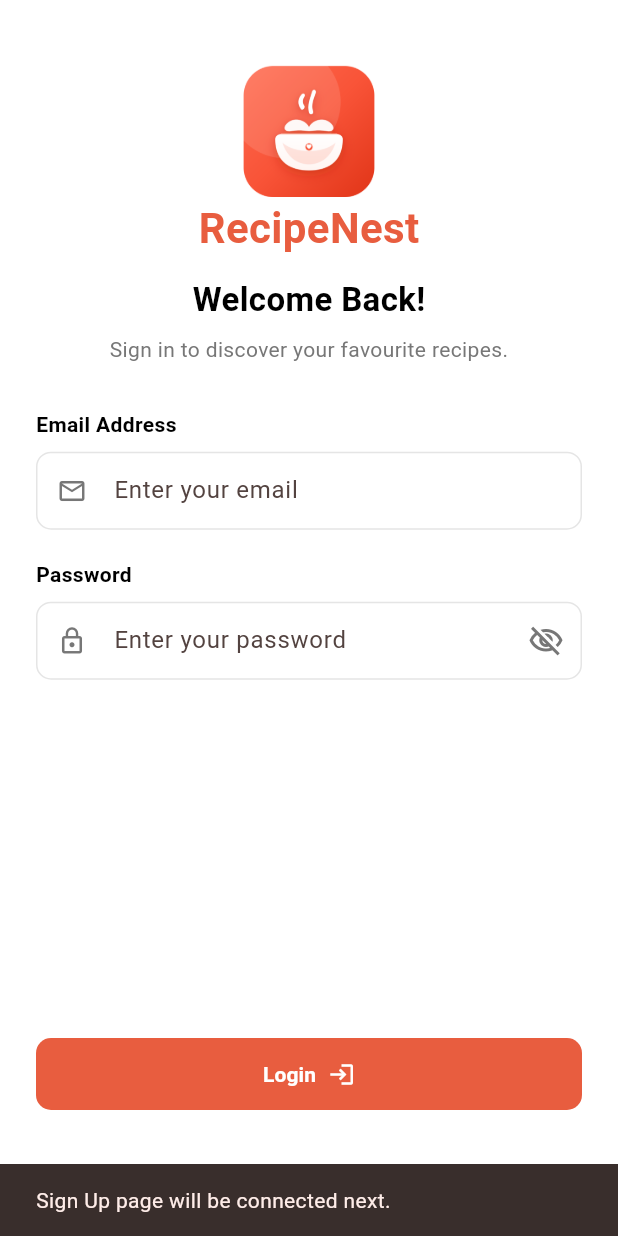
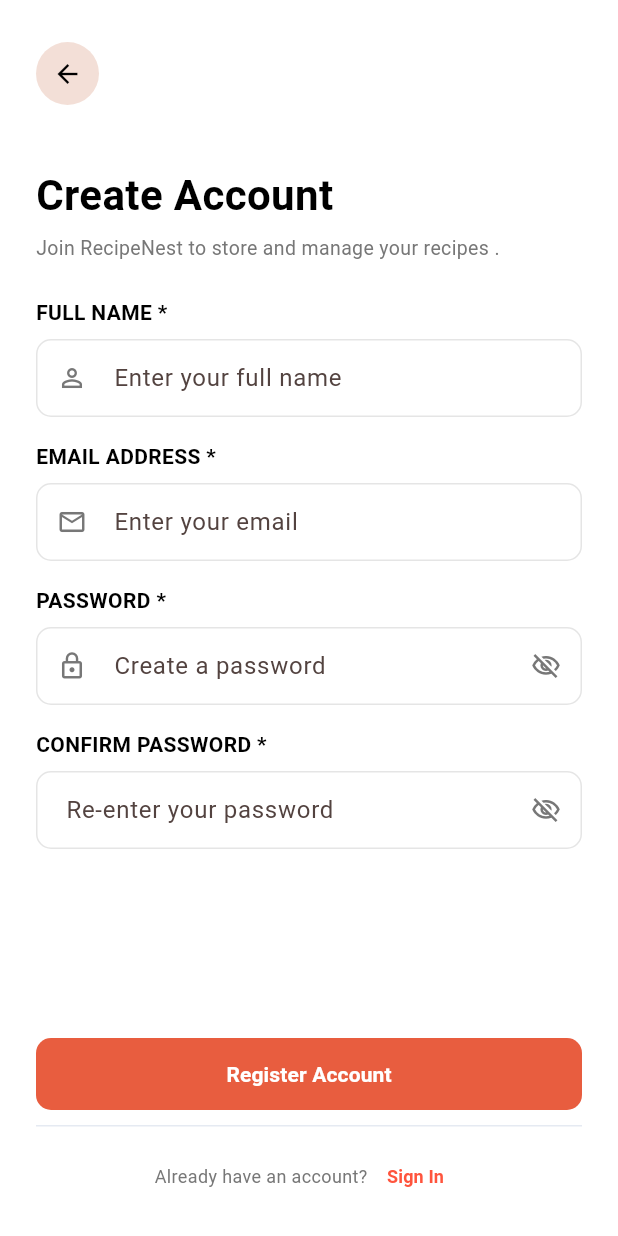
Before and after one commit to rihana25fathima-tech/Recipenest, a Flutter app: the screen it shows after launch, after a tap on "Sign Up", on a phone screen of 412 x 824 dp. Run offline on Flutter 3.47's test engine with Material 3 defaults, Android fonts, the phone set to English and light mode, and no system bars; Roboto replaces fonts that are missing (Poppins).

Commit message:
completed signpage

```diff
--- a/lib/routes/app_routes.dart
+++ b/lib/routes/app_routes.dart
@@ -1,14 +1,16 @@
 import 'package:flutter/cupertino.dart';
 import 'package:recipe_next/views/auth/login_scren.dart';
+import 'package:recipe_next/views/auth/sign_screen.dart';
 import 'package:recipe_next/views/splash/splashscreen.dart';
 
 class AppRoutes {
     static String splash = '/';
     static String login = '/login';
-
+   static String signup = '/signup';
 
     static Map<String,WidgetBuilder>routes = {
         splash:(context) =>  Splashscreen(),
         login:(context) => LoginScren(),
+        signup:(context) => SignScreen(),
     };
 }
--- a/lib/views/auth/login_scren.dart
+++ b/lib/views/auth/login_scren.dart
@@ -1,4 +1,5 @@
 import 'package:flutter/material.dart';
+import 'package:recipe_next/routes/app_routes.dart';
 import 'package:recipe_next/theme/app_colors.dart';
 import 'package:recipe_next/widget/custom_button.dart';
 import 'package:recipe_next/widget/custom_text_field.dart';
@@ -179,24 +180,16 @@ class _LoginScrenState extends State<LoginScren> {
                           ),
                           TextButton(
                             onPressed: () {
-                              ScaffoldMessenger.of(context).showSnackBar(
-                                SnackBar(
-                                  content: Text(
-                                    'Sign Up page will be connected next.',
-                                  ),
-                                ),
-                              );
+                              Navigator.pushNamed(context, AppRoutes.signup);
                             },
                             child: Text(
                               'Sign Up',
-
                               style: TextStyle(
                                 color: AppColors.primary,
                                 fontWeight: FontWeight.bold,
                                 fontSize: 14,
                               ),
                             ),
-
                           ),
                         ],
                       ),
--- a/lib/views/auth/sign_screen.dart
+++ b/lib/views/auth/sign_screen.dart
@@ -0,0 +1,245 @@
+import 'package:flutter/material.dart';
+import 'package:recipe_next/routes/app_routes.dart';
+import 'package:recipe_next/theme/app_colors.dart';
+import 'package:recipe_next/widget/custom_button.dart';
+import 'package:recipe_next/widget/custom_text_field.dart';
+
+class SignScreen extends StatefulWidget {
+  const new({super.key});
+
+  @override
+  State<SignScreen> createState() => _SignScreenState();
+}
+
+class _SignScreenState extends State<SignScreen> {
+  TextEditingController nameController = TextEditingController();
+  TextEditingController emailController = TextEditingController();
+  TextEditingController passwordController = TextEditingController();
+  TextEditingController confirmPasswordController = TextEditingController();
+
+  bool isPasswordVisible = false;
+  bool isConfirmPasswordVisible = false;
+
+  @override
+  Widget build(BuildContext context) {
+    return Scaffold(
+      backgroundColor: AppColors.background,
+      body: SafeArea(
+        child: LayoutBuilder(
+          builder: (context, constraints) {
+            return SingleChildScrollView(
+              padding: EdgeInsets.symmetric(horizontal: 24, vertical: 8),
+              child: ConstrainedBox(
+                constraints: BoxConstraints(
+                  minHeight: constraints.maxHeight - 24,
+                ),
+                child: IntrinsicHeight(
+                  child: Column(
+                    crossAxisAlignment: CrossAxisAlignment.start,
+                    children: [
+                      SizedBox(height: 20),
+                      // Back Arrow
+                      Container(
+                        height: 42,
+                        width: 42,
+                        decoration: BoxDecoration(
+                          color: Color(0xFFF3DFD7),
+                          borderRadius: BorderRadius.circular(50),
+                        ),
+                        child: IconButton(
+                          onPressed: () {
+                            Navigator.pop(context);
+                          },
+                          icon: Icon(
+                            Icons.arrow_back,
+                            size: 20,
+                            color: AppColors.text1,
+                          ),
+                        ),
+                      ),
+                      SizedBox(height: 40),
+
+                      // Create Account heading
+                      Text(
+                        'Create Account',
+                        style: TextStyle(
+                          fontSize: 28,
+                          fontWeight: FontWeight.bold,
+                          color: AppColors.text1,
+                        ),
+                      ),
+                      SizedBox(height: 6),
+
+                      // Subtitle
+                      Text(
+                        'Join RecipeNest to store and manage your recipes .',
+                        style: TextStyle(
+                          fontSize: 13,
+                          height: 1.5,
+                          color: AppColors.textsec,
+                        ),
+                      ),
+                      SizedBox(height: 22),
+
+                      // Full Name
+                      Text(
+                        'FULL NAME *',
+                        style: TextStyle(
+                          fontSize: 14,
+                          fontWeight: FontWeight.w600,
+                          color: AppColors.text1,
+                        ),
+                      ),
+                      SizedBox(height: 8),
+
+                      CustomTextField(
+                        hintText: 'Enter your full name',
+                        controller: nameController,
+                        prefixIcon: Icons.person_outline,
+                        keyboardType: TextInputType.name,
+                      ),
+
+                      SizedBox(height: 16),
+
+                      // Email Address
+                      Text(
+                        'EMAIL ADDRESS *',
+                        style: TextStyle(
+                          fontSize: 14,
+                          fontWeight: FontWeight.w600,
+                          color: AppColors.text1,
+                        ),
+                      ),
+                      SizedBox(height: 8),
+
+                      CustomTextField(
+                        hintText: 'Enter your email',
+                        controller: emailController,
+                        prefixIcon: Icons.mail_outline,
+                        keyboardType: TextInputType.emailAddress,
+                      ),
+
+                      SizedBox(height: 16),
+
+                      // Password
+                      Text(
+                        'PASSWORD *',
+                        style: TextStyle(
+                          fontSize: 14,
+                          fontWeight: FontWeight.w600,
+                          color: AppColors.text1,
+                        ),
+                      ),
+
+                      SizedBox(height: 8),
+                      CustomTextField(
+                        hintText: 'Create a password',
+                        controller: passwordController,
+                        prefixIcon: Icons.lock_outline,
+                        obscureText: !isPasswordVisible,
+                        suffixIcon: IconButton(
+                          onPressed: () {
+                            setState(() {
+                              isPasswordVisible = !isPasswordVisible;
+                            });
+                          },
+                          icon: Icon(
+                            isPasswordVisible
+                                ? Icons.visibility_outlined
+                                : Icons.visibility_off_outlined,
+                            color: AppColors.textsec,
+                            size: 20,
+                          ),
+                        ),
+                      ),
+                      SizedBox(height: 16),
+                      // Confirm Password
+                      Text(
+                        'CONFIRM PASSWORD *',
+                        style: TextStyle(
+                          fontSize: 14,
+                          fontWeight: FontWeight.w600,
+                          color: AppColors.text1,
+                        ),
+                      ),
+
+                      SizedBox(height: 8),
+                      CustomTextField(
+                        hintText: 'Re-enter your password',
+                        controller: confirmPasswordController,
+                        obscureText: !isConfirmPasswordVisible,
+                        suffixIcon: IconButton(
+                          onPressed: () {
+                            setState(() {
+                              isConfirmPasswordVisible =
+                                  !isConfirmPasswordVisible;
+                            });
+                          },
+                          icon: Icon(
+                            isConfirmPasswordVisible
+                                ? Icons.visibility_outlined
+                                : Icons.visibility_off_outlined,
+                            color: AppColors.textsec,
+                            size: 20,
+                          ),
+                        ),
+                      ),
+                      Spacer(),
+                      /////////////////////////
+                      ///
+                      ///
+                      ///
+                      SizedBox(
+                        width: double.infinity,
+                        child: CustomButton(
+                          text: 'Register Account',
+                          onpressed: () {
+                            Navigator.pop(context);
+                          },
+                        ),
+                      ),
+                      SizedBox(height: 10),
+                      Divider(color: Color(0xFFE5EAF2), height: 1),
+                      SizedBox(height: 9),
+                      Row(
+                        mainAxisAlignment: MainAxisAlignment.center,
+                        children: [
+                          Flexible(
+                            child: Text(
+                              'Already have an account?',
+                              style: TextStyle(
+                                color: AppColors.textsec,
+                                fontSize: 12,
+                              ),
+                            ),
+                          ),
+
+                          TextButton(
+                            onPressed: () {
+                              Navigator.pushReplacementNamed(
+                                context,
+                                AppRoutes.login,
+                              );
+                            },
+                            child: const Text(
+                              'Sign In',
+                              style: TextStyle(
+                                color: Color(0xFFFF543D),
+                                fontSize: 12,
+                                fontWeight: FontWeight.bold,
+                              ),
+                            ),
+                          ),
+                        ],
+                      ),
+                    ],
+                  ),
+                ),
+              ),
+            );
+          },
+        ),
+      ),
+    );
+  }
+}
```
